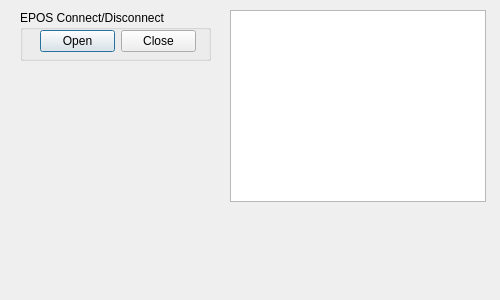
adegirmenci/HBL-ICEbot, file epos2.ui: the form before one commit.
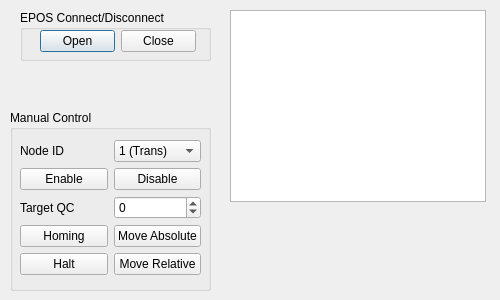
The form after the commit.

Commit message: Implemented most of the EPOS2 class functionality.

What changed in the file:
```diff
--- a/epos2.ui
+++ b/epos2.ui
@@ -52,6 +52,124 @@
     </property>
    </widget>
   </widget>
+  <widget class="QGroupBox" name="manualControlGroupBox">
+   <property name="geometry">
+    <rect>
+     <x>10</x>
+     <y>110</y>
+     <width>201</width>
+     <height>181</height>
+    </rect>
+   </property>
+   <property name="title">
+    <string>Manual Control</string>
+   </property>
+   <widget class="QWidget" name="gridLayoutWidget">
+    <property name="geometry">
+     <rect>
+      <x>10</x>
+      <y>30</y>
+      <width>181</width>
+      <height>135</height>
+     </rect>
+    </property>
+    <layout class="QGridLayout" name="gridLayout">
+     <item row="0" column="1">
+      <widget class="QComboBox" name="nodeIDcomboBox">
+       <item>
+        <property name="text">
+         <string>1 (Trans)</string>
+        </property>
+       </item>
+       <item>
+        <property name="text">
+         <string>2 (Pitch)</string>
+        </property>
+       </item>
+       <item>
+        <property name="text">
+         <string>3 (Yaw)</string>
+        </property>
+       </item>
+       <item>
+        <property name="text">
+         <string>4 (Roll)</string>
+        </property>
+       </item>
+      </widget>
+     </item>
+     <item row="0" column="0">
+      <widget class="QLabel" name="nodeIDlabel">
+       <property name="text">
+        <string>Node ID</string>
+       </property>
+      </widget>
+     </item>
+     <item row="4" column="1">
+      <widget class="QPushButton" name="moveRelButton">
+       <property name="text">
+        <string>Move Relative</string>
+       </property>
+      </widget>
+     </item>
+     <item row="3" column="1">
+      <widget class="QPushButton" name="moveAbsButton">
+       <property name="text">
+        <string>Move Absolute</string>
+       </property>
+      </widget>
+     </item>
+     <item row="4" column="0">
+      <widget class="QPushButton" name="haltButton">
+       <property name="text">
+        <string>Halt</string>
+       </property>
+      </widget>
+     </item>
+     <item row="2" column="0">
+      <widget class="QLabel" name="targetQClabel">
+       <property name="text">
+        <string>Target QC</string>
+       </property>
+      </widget>
+     </item>
+     <item row="3" column="0">
+      <widget class="QPushButton" name="homingButton">
+       <property name="text">
+        <string>Homing</string>
+       </property>
+      </widget>
+     </item>
+     <item row="1" column="0">
+      <widget class="QPushButton" name="enableNodeButton">
+       <property name="text">
+        <string>Enable</string>
+       </property>
+      </widget>
+     </item>
+     <item row="1" column="1">
+      <widget class="QPushButton" name="disableNodeButton">
+       <property name="text">
+        <string>Disable</string>
+       </property>
+      </widget>
+     </item>
+     <item row="2" column="1">
+      <widget class="QSpinBox" name="targetQClineEdit">
+       <property name="minimum">
+        <number>-9999999</number>
+       </property>
+       <property name="maximum">
+        <number>9999999</number>
+       </property>
+       <property name="singleStep">
+        <number>1000</number>
+       </property>
+      </widget>
+     </item>
+    </layout>
+   </widget>
+  </widget>
  </widget>
  <resources/>
  <connections/>
```
The commit also changes 5 other files.
